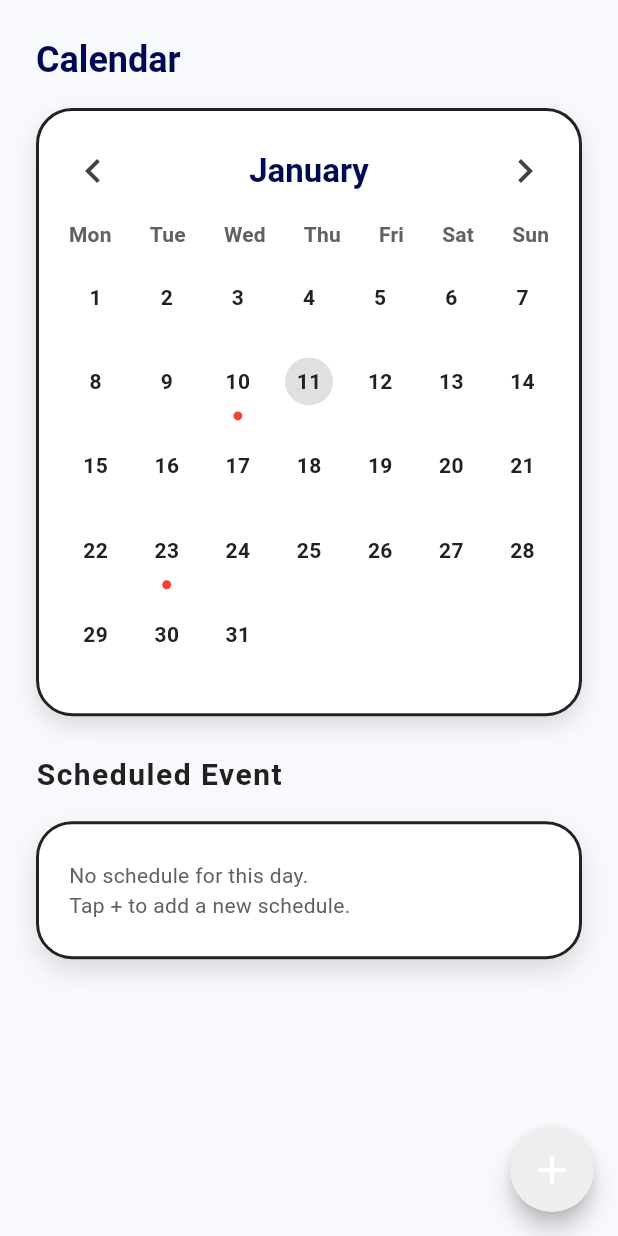
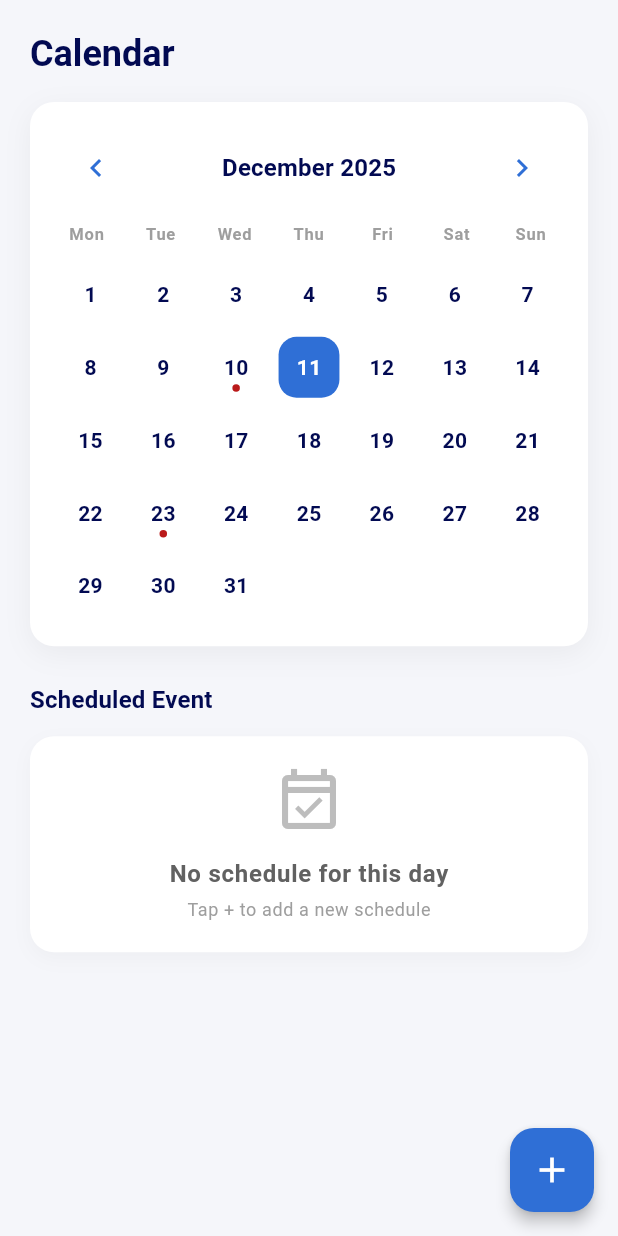
Before and after one commit to stfd9/FYP_Project, a Flutter app: the _CalendarBody screen opened directly, on a phone screen of 412 x 824 dp. Run offline on Flutter 3.47's test engine with Material 3 defaults, Android fonts, the light colour scheme and no system bars; our stand-ins replace camera, image_picker.

Commit message:
calendar, home design update

```diff
--- a/lib/View/calendar_view.dart
+++ b/lib/View/calendar_view.dart
@@ -13,11 +13,6 @@ class CalendarView extends StatelessWidget {
 
   @override
   Widget build(BuildContext context) {
-    // ---------------------------------------------------------
-    // CRITICAL FIX: I DELETED THE MODALROUTE LINE HERE
-    // The CalendarView should NOT read the route arguments itself.
-    // ---------------------------------------------------------
-
     return ChangeNotifierProvider(
       // 3. Use the 'initialDate' variable passed from HomeView
       create: (_) => CalendarViewModel(initialDate: initialDate),
@@ -31,74 +26,93 @@ class _CalendarBody extends StatelessWidget {
 
   @override
   Widget build(BuildContext context) {
-    final theme = Theme.of(context);
+    final colorScheme = Theme.of(context).colorScheme;
+    final textTheme = Theme.of(context).textTheme;
     final viewModel = context.watch<CalendarViewModel>();
     final selectedEvent = viewModel.selectedEvent;
 
     return Scaffold(
-      backgroundColor: theme.scaffoldBackgroundColor,
+      backgroundColor: const Color(0xFFF5F6FA),
       floatingActionButton: FloatingActionButton(
-        onPressed: () => viewModel.addSchedule(context),
-        backgroundColor: Colors.grey.shade200,
-        shape: const CircleBorder(),
-        child: const Icon(Icons.add, size: 32),
+        onPressed: () => viewModel.onAddSchedulePressed(context),
+        backgroundColor: colorScheme.primary,
+        foregroundColor: Colors.white,
+        elevation: 4,
+        child: const Icon(Icons.add, size: 28),
       ),
       floatingActionButtonLocation: FloatingActionButtonLocation.endFloat,
       body: SafeArea(
         child: SingleChildScrollView(
-          padding: const EdgeInsets.all(24),
+          padding: const EdgeInsets.all(20),
           child: Column(
             crossAxisAlignment: CrossAxisAlignment.start,
             children: [
+              // Title
               Text(
                 'Calendar',
-                style: theme.textTheme.headlineSmall?.copyWith(
+                style: textTheme.headlineSmall?.copyWith(
                   fontWeight: FontWeight.w700,
                 ),
               ),
               const SizedBox(height: 16),
-              // Pass the view model to the card
+
+              // Calendar card
               _CalendarCard(viewModel: viewModel),
+
               const SizedBox(height: 24),
+
+              // Scheduled Event section
               Text(
                 'Scheduled Event',
-                style: theme.textTheme.titleMedium?.copyWith(
-                  letterSpacing: 1,
-                  fontSize: 20,
-                  color: Colors.grey.shade900,
-                  fontWeight: FontWeight.w700,
+                style: textTheme.titleMedium?.copyWith(
+                  fontWeight: FontWeight.bold,
+                  color: colorScheme.onSurface,
                 ),
               ),
-              const SizedBox(height: 16),
+              const SizedBox(height: 12),
               if (selectedEvent != null)
                 _ScheduledEventCard(
                   event: selectedEvent,
-                  onTap: () => viewModel.openSelectedEvent(context),
+                  onTap: () => viewModel.onOpenSelectedEventPressed(context),
                 )
               else
                 Container(
                   width: double.infinity,
-                  padding: const EdgeInsets.symmetric(
-                    horizontal: 20,
-                    vertical: 24,
-                  ),
+                  padding: const EdgeInsets.all(20),
                   decoration: BoxDecoration(
                     color: Colors.white,
-                    borderRadius: BorderRadius.circular(24),
-                    border: Border.all(color: Colors.black87, width: 2),
-                    boxShadow: const [
+                    borderRadius: BorderRadius.circular(16),
+                    boxShadow: [
                       BoxShadow(
-                        color: Colors.black12,
-                        offset: Offset(0, 8),
-                        blurRadius: 14,
+                        color: Colors.black.withValues(alpha: 0.03),
+                        blurRadius: 10,
+                        offset: const Offset(0, 4),
                       ),
                     ],
                   ),
-                  child: Text(
-                    'No schedule for this day.\nTap + to add a new schedule.',
-                    style: theme.textTheme.bodyMedium?.copyWith(
+                  child: Column(
+                    children: [
+                      Icon(
+                        Icons.event_available_outlined,
+                        size: 48,
+                        color: Colors.grey.shade400,
+                      ),
+                      const SizedBox(height: 12),
+                      Text(
+                        'No schedule for this day',
+                        style: textTheme.bodyLarge?.copyWith(
+                          fontWeight: FontWeight.w600,
                           color: Colors.grey.shade700,
                         ),
+                      ),
+                      const SizedBox(height: 4),
+                      Text(
+                        'Tap + to add a new schedule',
+                        style: textTheme.bodySmall?.copyWith(
+                          color: Colors.grey.shade500,
+                        ),
+                      ),
+                    ],
                   ),
                 ),
             ],
@@ -121,21 +135,21 @@ class _CalendarCard extends StatelessWidget {
 
   @override
   Widget build(BuildContext context) {
-    final theme = Theme.of(context);
+    final colorScheme = Theme.of(context).colorScheme;
+    final textTheme = Theme.of(context).textTheme;
     final days = viewModel.days;
 
     return Container(
       width: double.infinity,
-      padding: const EdgeInsets.symmetric(horizontal: 20, vertical: 24),
+      padding: const EdgeInsets.all(20),
       decoration: BoxDecoration(
         color: Colors.white,
-        borderRadius: BorderRadius.circular(24),
-        border: Border.all(color: Colors.black87, width: 2),
-        boxShadow: const [
+        borderRadius: BorderRadius.circular(16),
+        boxShadow: [
           BoxShadow(
-            color: Colors.black12,
-            offset: Offset(0, 6),
-            blurRadius: 12,
+            color: Colors.black.withValues(alpha: 0.05),
+            blurRadius: 15,
+            offset: const Offset(0, 5),
           ),
         ],
       ),
@@ -144,17 +158,23 @@ class _CalendarCard extends StatelessWidget {
           Row(
             mainAxisAlignment: MainAxisAlignment.spaceBetween,
             children: [
-              Icon(Icons.chevron_left, color: Colors.grey.shade800, size: 32),
+              IconButton(
+                icon: Icon(Icons.chevron_left, color: colorScheme.primary),
+                onPressed: viewModel.goToPreviousMonth,
+              ),
               Text(
-                'January',
-                style: theme.textTheme.titleLarge?.copyWith(
+                viewModel.monthYearLabel,
+                style: textTheme.titleMedium?.copyWith(
                   fontWeight: FontWeight.w700,
                 ),
               ),
-              Icon(Icons.chevron_right, color: Colors.grey.shade800, size: 32),
+              IconButton(
+                icon: Icon(Icons.chevron_right, color: colorScheme.primary),
+                onPressed: viewModel.goToNextMonth,
+              ),
             ],
           ),
-          const SizedBox(height: 16),
+          const SizedBox(height: 12),
           Row(
             mainAxisAlignment: MainAxisAlignment.spaceBetween,
             children: const [
@@ -167,59 +187,70 @@ class _CalendarCard extends StatelessWidget {
               _WeekdayLabel(label: 'Sun'),
             ],
           ),
-          const SizedBox(height: 16),
+          const SizedBox(height: 12),
           GridView.builder(
             itemCount: days.length,
             shrinkWrap: true,
             physics: const NeverScrollableScrollPhysics(),
             gridDelegate: const SliverGridDelegateWithFixedCrossAxisCount(
               crossAxisCount: 7,
-              mainAxisSpacing: 12,
-              crossAxisSpacing: 12,
-              childAspectRatio: 0.8,
+              mainAxisSpacing: 8,
+              crossAxisSpacing: 8,
+              childAspectRatio: 1,
             ),
             itemBuilder: (context, index) {
               final day = days[index];
               if (day == null) {
                 return const SizedBox.shrink();
               }
-              final highlight = _isEventDay(day);
+              final hasEvent = _isEventDay(day);
               final isSelected = day == viewModel.selectedDay;
+              final now = DateTime.now();
+              final isToday =
+                  day == now.day &&
+                  viewModel.currentMonth == now.month &&
+                  viewModel.currentYear == now.year;
 
               return InkWell(
-                borderRadius: BorderRadius.circular(20),
+                borderRadius: BorderRadius.circular(12),
                 onTap: () => viewModel.selectDay(day),
-                child: Column(
+                child: Container(
+                  decoration: BoxDecoration(
+                    color: isSelected
+                        ? colorScheme.primary
+                        : isToday
+                        ? colorScheme.primary.withValues(alpha: 0.1)
+                        : null,
+                    borderRadius: BorderRadius.circular(12),
+                  ),
+                  child: Stack(
+                    alignment: Alignment.center,
                     children: [
-                    Container(
-                      height: 32,
-                      width: 32,
-                      alignment: Alignment.center,
-                      decoration: isSelected
-                          ? BoxDecoration(
-                              color: Colors.grey.shade300,
+                      Text(
+                        '$day',
+                        style: textTheme.bodyMedium?.copyWith(
+                          fontWeight: FontWeight.w600,
+                          color: isSelected
+                              ? Colors.white
+                              : colorScheme.onSurface,
+                        ),
+                      ),
+                      if (hasEvent)
+                        Positioned(
+                          bottom: 4,
+                          child: Container(
+                            width: 5,
+                            height: 5,
+                            decoration: BoxDecoration(
+                              color: isSelected
+                                  ? Colors.white
+                                  : colorScheme.error,
                               shape: BoxShape.circle,
-                            )
-                          : null,
-                      child: Text(
-                        '$day',
-                        style: theme.textTheme.bodyMedium?.copyWith(
-                          fontWeight: FontWeight.w600,
-                          color: Colors.grey.shade900,
                             ),
                           ),
                         ),
-                    if (highlight)
-                      Container(
-                        margin: const EdgeInsets.only(top: 4),
-                        width: 6,
-                        height: 6,
-                        decoration: const BoxDecoration(
-                          color: Colors.red,
-                          shape: BoxShape.circle,
+                    ],
                   ),
-                      ),
-                  ],
                 ),
               );
             },
@@ -237,11 +268,15 @@ class _WeekdayLabel extends StatelessWidget {
 
   @override
   Widget build(BuildContext context) {
-    return Text(
+    return SizedBox(
+      width: 36,
+      child: Text(
         label,
-      style: Theme.of(context).textTheme.labelLarge?.copyWith(
+        textAlign: TextAlign.center,
+        style: Theme.of(context).textTheme.labelSmall?.copyWith(
           fontWeight: FontWeight.w600,
-        color: Colors.grey.shade700,
+          color: Colors.grey.shade500,
+        ),
       ),
     );
   }
@@ -253,62 +288,38 @@ class _ScheduledEventCard extends StatelessWidget {
   final CalendarEvent event;
   final VoidCallback? onTap;
 
-  String _ordinalDay(int day) {
-    if (day >= 11 && day <= 13) return '${day}th';
-    switch (day % 10) {
-      case 1:
-        return '${day}st';
-      case 2:
-        return '${day}nd';
-      case 3:
-        return '${day}rd';
-      default:
-        return '${day}th';
-    }
-  }
-
   @override
   Widget build(BuildContext context) {
-    final theme = Theme.of(context);
+    final colorScheme = Theme.of(context).colorScheme;
+    final textTheme = Theme.of(context).textTheme;
 
     return InkWell(
-      borderRadius: BorderRadius.circular(24),
+      borderRadius: BorderRadius.circular(16),
       onTap: onTap,
       child: Container(
         width: double.infinity,
-        padding: const EdgeInsets.symmetric(horizontal: 20, vertical: 24),
+        padding: const EdgeInsets.all(16),
         decoration: BoxDecoration(
           color: Colors.white,
-          borderRadius: BorderRadius.circular(24),
-          border: Border.all(color: Colors.black87, width: 2),
-          boxShadow: const [
+          borderRadius: BorderRadius.circular(16),
+          boxShadow: [
             BoxShadow(
-              color: Colors.black12,
-              offset: Offset(0, 8),
-              blurRadius: 14,
+              color: Colors.black.withValues(alpha: 0.03),
+              blurRadius: 10,
+              offset: const Offset(0, 4),
             ),
           ],
         ),
-        child: Column(
-          crossAxisAlignment: CrossAxisAlignment.start,
-          children: [
-            Text(
-              '${_ordinalDay(event.day)} Jan 2025',
-              style: theme.textTheme.titleMedium?.copyWith(
-                fontWeight: FontWeight.w600,
-              ),
-            ),
-            const SizedBox(height: 16),
-            Row(
-              crossAxisAlignment: CrossAxisAlignment.start,
+        child: Row(
           children: [
             Container(
-                  padding: const EdgeInsets.all(10),
+              width: 56,
+              height: 56,
               decoration: BoxDecoration(
-                    color: Colors.grey.shade200,
-                    shape: BoxShape.circle,
+                color: colorScheme.primary.withValues(alpha: 0.1),
+                borderRadius: BorderRadius.circular(12),
               ),
-                  child: const Icon(Icons.pets, size: 24),
+              child: Icon(Icons.pets, color: colorScheme.primary, size: 28),
             ),
             const SizedBox(width: 16),
             Expanded(
@@ -317,27 +328,43 @@ class _ScheduledEventCard extends StatelessWidget {
                 children: [
                   Text(
                     event.petName,
-                        style: theme.textTheme.titleLarge?.copyWith(
+                    style: textTheme.titleMedium?.copyWith(
                       fontWeight: FontWeight.w700,
                     ),
                   ),
-                      const SizedBox(height: 6),
-                      Text(event.activity, style: theme.textTheme.titleMedium),
                   const SizedBox(height: 4),
                   Text(
-                        event.location,
-                        style: theme.textTheme.bodyMedium?.copyWith(
+                    event.activity,
+                    style: textTheme.bodyMedium?.copyWith(
                       color: Colors.grey.shade700,
                     ),
                   ),
-                      const SizedBox(height: 2),
+                  const SizedBox(height: 4),
+                  Row(
+                    children: [
+                      Icon(
+                        Icons.location_on_outlined,
+                        size: 14,
+                        color: Colors.grey.shade500,
+                      ),
+                      const SizedBox(width: 4),
+                      Text(
+                        event.location,
+                        style: textTheme.bodySmall?.copyWith(
+                          color: Colors.grey.shade500,
+                        ),
+                      ),
+                      const SizedBox(width: 12),
+                      Icon(
+                        Icons.access_time,
+                        size: 14,
+                        color: Colors.grey.shade500,
+                      ),
+                      const SizedBox(width: 4),
                       Text(
                         event.time,
-                        style: theme.textTheme.bodySmall?.copyWith(
-                          color: Colors.grey.shade600,
-                        ),
-                      ),
-                    ],
+                        style: textTheme.bodySmall?.copyWith(
+                          color: Colors.grey.shade500,
                         ),
                       ),
                     ],
@@ -345,6 +372,10 @@ class _ScheduledEventCard extends StatelessWidget {
                 ],
               ),
             ),
+            Icon(Icons.chevron_right, color: Colors.grey.shade400),
+          ],
+        ),
+      ),
     );
   }
 }
--- a/lib/ViewModel/calendar_view_model.dart
+++ b/lib/ViewModel/calendar_view_model.dart
@@ -6,6 +6,21 @@ import '../calendar_event.dart';
 import 'base_view_model.dart';
 
 class CalendarViewModel extends BaseViewModel {
+  static const _monthNames = [
+    'January',
+    'February',
+    'March',
+    'April',
+    'May',
+    'June',
+    'July',
+    'August',
+    'September',
+    'October',
+    'November',
+    'December',
+  ];
+
   final List<CalendarEvent> _events = [
     const CalendarEvent(
       day: 10,
@@ -24,19 +39,27 @@ class CalendarViewModel extends BaseViewModel {
   ];
 
   late int _selectedDay;
+  late int _currentMonth;
+  late int _currentYear;
 
-  // --- UPDATED CONSTRUCTOR ---
   CalendarViewModel({DateTime? initialDate}) {
+    final now = DateTime.now();
     if (initialDate != null) {
-      // If a specific date is passed, open that day
       _selectedDay = initialDate.day;
+      _currentMonth = initialDate.month;
+      _currentYear = initialDate.year;
     } else {
-      // Otherwise, default to today's date
-      _selectedDay = DateTime.now().day;
+      _selectedDay = now.day;
+      _currentMonth = now.month;
+      _currentYear = now.year;
     }
   }
 
   int get selectedDay => _selectedDay;
+  int get currentMonth => _currentMonth;
+  int get currentYear => _currentYear;
+  String get monthYearLabel =>
+      '${_monthNames[_currentMonth - 1]} $_currentYear';
   List<CalendarEvent> get events => List.unmodifiable(_events);
 
   CalendarEvent? get selectedEvent =>
@@ -47,6 +70,28 @@ class CalendarViewModel extends BaseViewModel {
   void selectDay(int day) {
     if (_selectedDay == day) return;
     _selectedDay = day;
+    notifyListeners();
+  }
+
+  void goToPreviousMonth() {
+    if (_currentMonth == 1) {
+      _currentMonth = 12;
+      _currentYear--;
+    } else {
+      _currentMonth--;
+    }
+    _selectedDay = 1;
+    notifyListeners();
+  }
+
+  void goToNextMonth() {
+    if (_currentMonth == 12) {
+      _currentMonth = 1;
+      _currentYear++;
+    } else {
+      _currentMonth++;
+    }
+    _selectedDay = 1;
     notifyListeners();
   }
 
@@ -91,13 +136,22 @@ class CalendarViewModel extends BaseViewModel {
   }
 
   List<int?> _buildDays() {
-    const totalSlots = 35;
-    final days = List<int?>.generate(31, (index) => index + 1);
-    final padding = List<int?>.filled(totalSlots - days.length, null);
-    // Align starting day (e.g. padding at start) if needed, currently padding is at end
-    // For a real calendar, padding logic depends on the specific month's start weekday.
-    // Keeping your logic:
-    return [...days, ...padding];
+    // Get the number of days in the current month
+    final daysInMonth = DateTime(_currentYear, _currentMonth + 1, 0).day;
+    // Get the weekday of the first day (1=Monday, 7=Sunday)
+    final firstWeekday = DateTime(_currentYear, _currentMonth, 1).weekday;
+    // Padding for days before the 1st
+    final leadingPadding = List<int?>.filled(firstWeekday - 1, null);
+    // Actual days
+    final days = List<int?>.generate(daysInMonth, (index) => index + 1);
+    // Combine and add trailing padding to fill grid
+    final allDays = [...leadingPadding, ...days];
+    final totalSlots = ((allDays.length / 7).ceil()) * 7;
+    final trailingPadding = List<int?>.filled(
+      totalSlots - allDays.length,
+      null,
+    );
+    return [...allDays, ...trailingPadding];
   }
 }
 
```
Also changed, not shown: lib/View/home_dashboard_view.dart (+41 -37 lines), pubspec.lock. Lines whose indentation alone changed are shown as unchanged.
